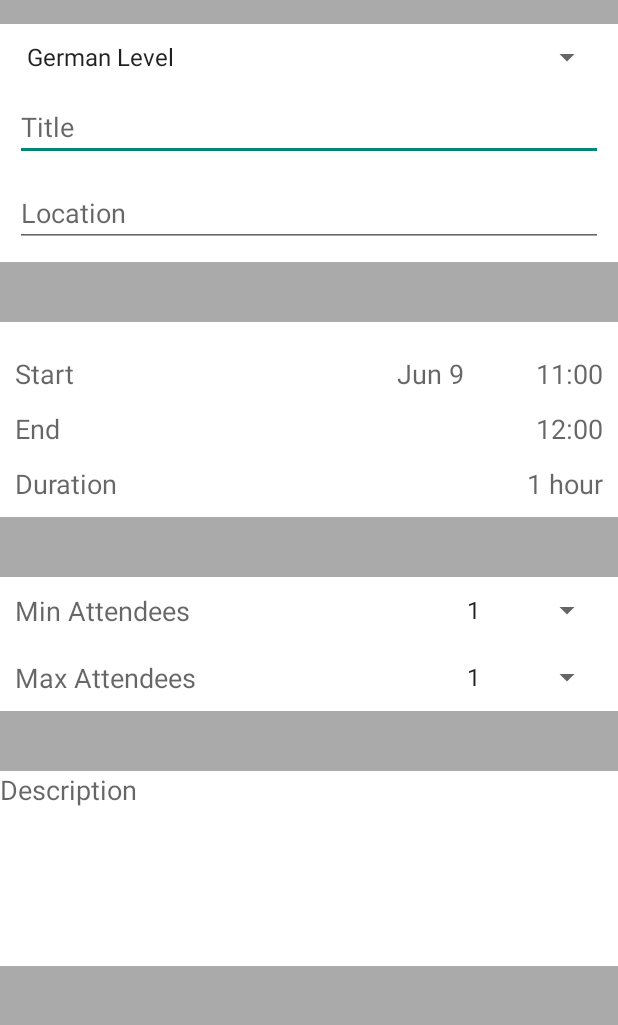
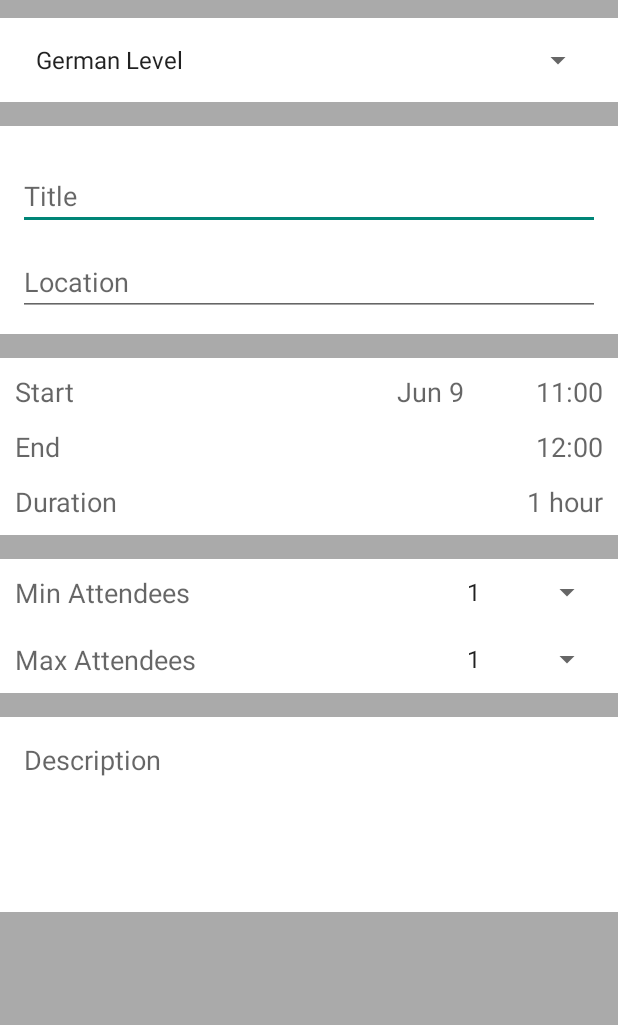
Before and after one commit to jbonot/ziffer, an Android app: the EventCreate screen opened directly, with no data from a screen before it, on a phone screen of 412 x 824 dp, the part 84-1109 px from its top. Run offline under Robolectric (Android 15) with nearby library versions, the phone set to English and light mode, and no system bars.

Commit message:
Adjust padding around elements in create event form.

```diff
--- a/app/src/main/res/layout/event_create_form.xml
+++ b/app/src/main/res/layout/event_create_form.xml
@@ -26,13 +26,22 @@
                 android:layout_width="match_parent"
                 android:layout_height="wrap_content"
                 android:background="@android:color/white"
-                android:padding="10dp"
-                android:layout_marginTop="16dp">
+                android:layout_marginTop="12dp"
+                android:padding="16dp">
 
                 <Spinner
                     android:layout_width="match_parent"
                     android:layout_height="wrap_content"
                     android:id="@+id/spinnerEventType" />
+            </LinearLayout>
+
+            <LinearLayout
+                android:orientation="vertical"
+                android:layout_width="match_parent"
+                android:layout_height="wrap_content"
+                android:background="@android:color/white"
+                android:padding="12dp"
+                android:layout_marginTop="16dp">
 
                 <EditText
                     android:layout_width="match_parent"
@@ -54,7 +63,7 @@
                 android:orientation="vertical"
                 android:layout_width="match_parent"
                 android:layout_height="wrap_content"
-                android:layout_marginTop="40dp"
+                android:layout_marginTop="16dp"
                 android:background="@android:color/white"
                 android:padding="10dp">
 
@@ -62,8 +71,7 @@
                     android:orientation="horizontal"
                     android:layout_width="match_parent"
                     android:layout_height="wrap_content"
-                    android:gravity="center_vertical|center_horizontal"
-                    android:layout_marginTop="12dp">
+                    android:gravity="center_vertical|center_horizontal">
 
                     <TextView
                         android:layout_width="wrap_content"
@@ -159,7 +167,7 @@
                 android:orientation="vertical"
                 android:layout_width="match_parent"
                 android:layout_height="wrap_content"
-                android:layout_marginTop="40dp"
+                android:layout_marginTop="16dp"
                 android:background="@android:color/white">
 
                 <LinearLayout
@@ -218,11 +226,11 @@
                 android:layout_width="fill_parent"
                 android:layout_height="130dp"
                 android:inputType="textMultiLine"
-                android:ems="10"
                 android:id="@+id/description"
                 android:hint="Description"
                 android:gravity="top"
-                android:layout_marginTop="40dp"
+                android:layout_marginTop="16dp"
+                android:padding="16dp"
                 android:background="@android:color/white" />
 
         </LinearLayout>
```
